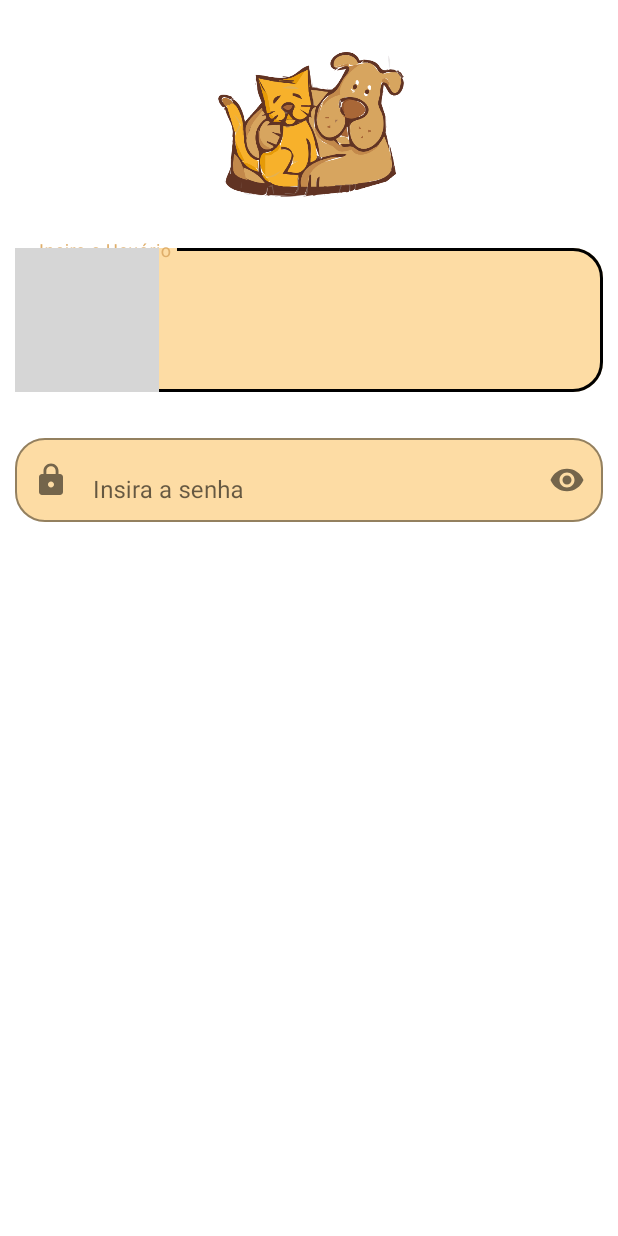
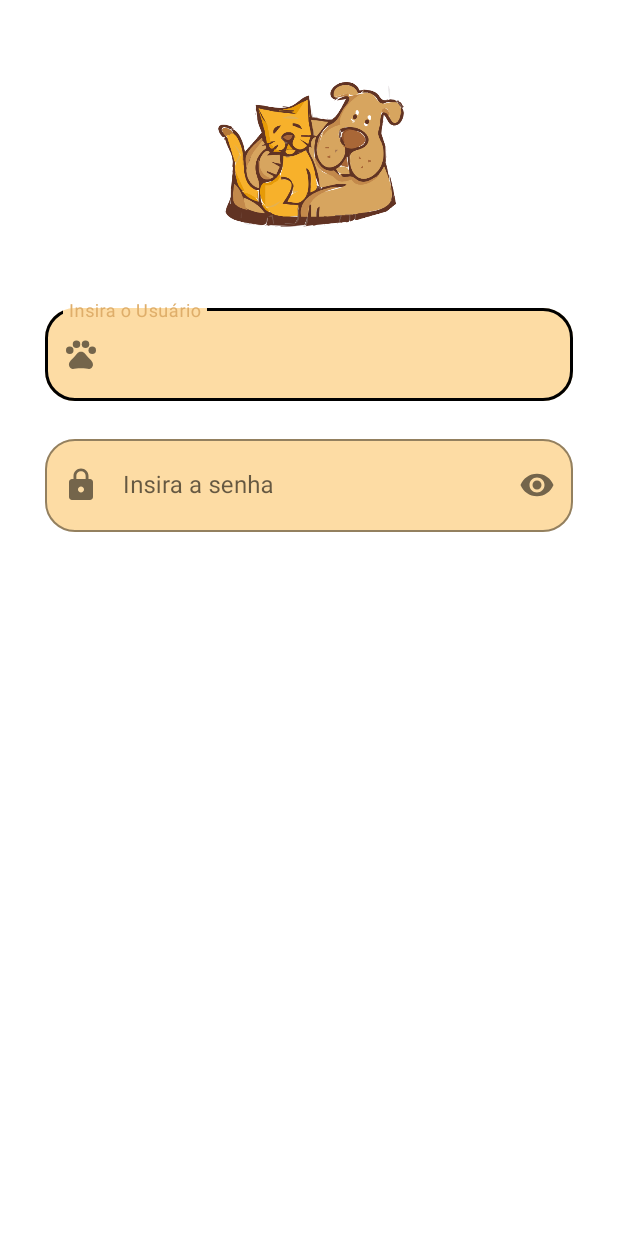
Before and after one commit to MuriloOGenio/Adotapets2, an Android app: the screen it shows after launch (LoginActivity), on a phone screen of 412 x 824 dp. Run offline under Robolectric (Android 15) with nearby library versions, the phone set to English and light mode, and no system bars; grey boxes are pictures that could not be loaded.

Commit message:
Mudanças no login_layout

```diff
--- /dev/null
+++ b/app/src/main/res/drawable/baseline_pets.xml
@@ -0,0 +1,9 @@
+<vector android:height="24dp" android:tint="#000000"
+    android:viewportHeight="24" android:viewportWidth="24"
+    android:width="24dp" xmlns:android="http://schemas.android.com/apk/res/android">
+    <path android:fillColor="@android:color/white" android:pathData="M4.5,9.5m-2.5,0a2.5,2.5 0,1 1,5 0a2.5,2.5 0,1 1,-5 0"/>
+    <path android:fillColor="@android:color/white" android:pathData="M9,5.5m-2.5,0a2.5,2.5 0,1 1,5 0a2.5,2.5 0,1 1,-5 0"/>
+    <path android:fillColor="@android:color/white" android:pathData="M15,5.5m-2.5,0a2.5,2.5 0,1 1,5 0a2.5,2.5 0,1 1,-5 0"/>
+    <path android:fillColor="@android:color/white" android:pathData="M19.5,9.5m-2.5,0a2.5,2.5 0,1 1,5 0a2.5,2.5 0,1 1,-5 0"/>
+    <path android:fillColor="@android:color/white" android:pathData="M17.34,14.86c-0.87,-1.02 -1.6,-1.89 -2.48,-2.91 -0.46,-0.54 -1.05,-1.08 -1.75,-1.32 -0.11,-0.04 -0.22,-0.07 -0.33,-0.09 -0.25,-0.04 -0.52,-0.04 -0.78,-0.04s-0.53,0 -0.79,0.05c-0.11,0.02 -0.22,0.05 -0.33,0.09 -0.7,0.24 -1.28,0.78 -1.75,1.32 -0.87,1.02 -1.6,1.89 -2.48,2.91 -1.31,1.31 -2.92,2.76 -2.62,4.79 0.29,1.02 1.02,2.03 2.33,2.32 0.73,0.15 3.06,-0.44 5.54,-0.44h0.18c2.48,0 4.81,0.58 5.54,0.44 1.31,-0.29 2.04,-1.31 2.33,-2.32 0.31,-2.04 -1.3,-3.49 -2.61,-4.8z"/>
+</vector>
--- a/app/src/main/res/layout/login_layout.xml
+++ b/app/src/main/res/layout/login_layout.xml
@@ -7,6 +7,12 @@
     android:orientation="vertical"
     tools:context=".LoginActivity">
 
+    <LinearLayout
+        android:layout_width="match_parent"
+        android:layout_height="match_parent"
+        android:layout_margin="20dp"
+        android:orientation="vertical">
+
         <ImageView
             android:layout_width="150dp"
             android:layout_height="150dp"
@@ -14,52 +20,53 @@
             android:src="@drawable/logo" />
 
         <com.google.android.material.textfield.TextInputLayout
+            android:layout_marginTop="20dp"
             android:layout_width="match_parent"
             android:layout_height="wrap_content"
             android:contentDescription="usuário"
-        app:boxCornerRadiusBottomEnd="20dp"
-        app:boxCornerRadiusTopEnd="20dp"
-        app:boxCornerRadiusBottomStart="20dp"
-        app:boxCornerRadiusTopStart="20dp"
             android:padding="10dp"
-        app:boxStrokeColor="#000"
             app:boxBackgroundColor="#FDDCA4"
             app:boxBackgroundMode="outline"
-        app:startIconDrawable="@drawable/baseline_pets"
-
-        >
+            app:boxCornerRadiusBottomEnd="20dp"
+            app:boxCornerRadiusBottomStart="20dp"
+            app:boxCornerRadiusTopEnd="20dp"
+            app:boxCornerRadiusTopStart="20dp"
+            app:boxStrokeColor="#000"
+            app:endIconMode="clear_text"
+            app:startIconDrawable="@drawable/baseline_pets">
 
             <com.google.android.material.textfield.TextInputEditText
                 android:layout_width="match_parent"
                 android:layout_height="wrap_content"
+                android:hint="Insira o Usuário"
                 android:maxLength="100"
-            android:hint="Insira o Usuário"
-            />
+                android:padding="20dp" />
+
         </com.google.android.material.textfield.TextInputLayout>
 
         <com.google.android.material.textfield.TextInputLayout
             android:layout_width="match_parent"
             android:layout_height="wrap_content"
-        app:boxCornerRadiusBottomEnd="20dp"
-        app:boxCornerRadiusTopEnd="20dp"
-        app:boxCornerRadiusBottomStart="20dp"
-        app:boxCornerRadiusTopStart="20dp"
+            android:contentDescription="Senha"
             android:padding="10dp"
-        app:boxStrokeColor="#000"
             app:boxBackgroundColor="#FDDCA4"
             app:boxBackgroundMode="outline"
-        app:startIconDrawable="@drawable/baseline_lock"
-        android:layout_marginTop="5dp"
+            app:boxCornerRadiusBottomEnd="20dp"
+            app:boxCornerRadiusBottomStart="20dp"
+            app:boxCornerRadiusTopEnd="20dp"
+            app:boxCornerRadiusTopStart="20dp"
+            app:boxStrokeColor="#000"
             app:endIconMode="password_toggle"
-        >
+            app:startIconDrawable="@drawable/baseline_lock">
 
             <com.google.android.material.textfield.TextInputEditText
                 android:layout_width="match_parent"
                 android:layout_height="wrap_content"
+                android:hint="Insira a senha"
                 android:inputType="textPassword"
-            android:hint="Insira a senha"
-            />
+                android:padding="20dp" />
+
         </com.google.android.material.textfield.TextInputLayout>
-
+    </LinearLayout>
 
 </LinearLayout>
```
Lines whose indentation alone changed are shown as unchanged.
